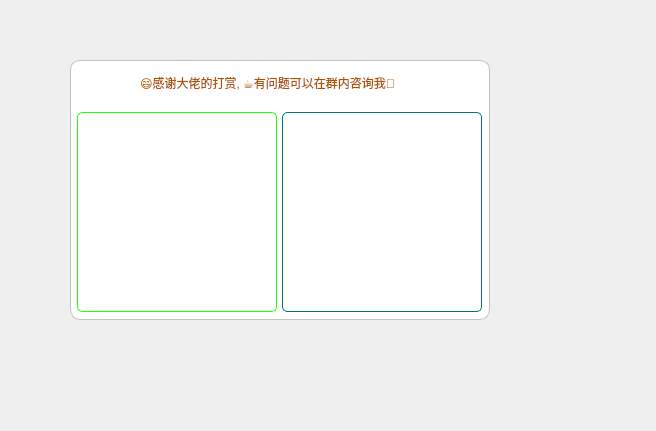
Pupper0601/CuteAide, file views/reward.ui: the form before one commit.
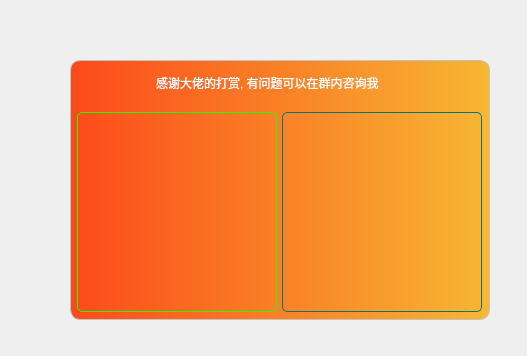
The form after the commit. Icons and pictures are not drawn.

```diff
--- a/views/reward.ui
+++ b/views/reward.ui
@@ -6,8 +6,8 @@
    <rect>
     <x>0</x>
     <y>0</y>
-    <width>656</width>
-    <height>431</height>
+    <width>527</width>
+    <height>356</height>
    </rect>
   </property>
   <property name="windowTitle">
@@ -37,9 +37,10 @@
     </property>
     <property name="styleSheet">
      <string notr="true">#widget{
-	background-color: rgb(255, 255, 255);
 	border: 1px solid rgb(194, 194, 194);
 	border-radius: 10px;
+	
+	background-color: qlineargradient(spread:pad, x1:0, y1:0, x2:1, y2:0, stop:0 rgba(252,74,26, 255), stop:1 rgba(247,183,51, 255));
 }</string>
     </property>
     <layout class="QVBoxLayout" name="verticalLayout">
@@ -152,12 +153,12 @@
             <widget class="QLabel" name="label">
              <property name="styleSheet">
               <string notr="true">#label{
-	color: rgb(170, 85, 0);
-	font: 700 10pt;
+	color: rgb(255, 255, 255);
+	font: 700 11pt;
 }</string>
              </property>
              <property name="text">
-              <string>😄感谢大佬的打赏, ☕️有问题可以在群内咨询我🎉</string>
+              <string>感谢大佬的打赏, 有问题可以在群内咨询我</string>
              </property>
             </widget>
            </item>
@@ -280,6 +281,21 @@
            <enum>QFrame::Shadow::Raised</enum>
           </property>
           <layout class="QHBoxLayout" name="horizontalLayout_3">
+           <property name="spacing">
+            <number>3</number>
+           </property>
+           <property name="leftMargin">
+            <number>3</number>
+           </property>
+           <property name="topMargin">
+            <number>3</number>
+           </property>
+           <property name="rightMargin">
+            <number>3</number>
+           </property>
+           <property name="bottomMargin">
+            <number>3</number>
+           </property>
            <item>
             <widget class="QLabel" name="label_2">
              <property name="text">
@@ -317,6 +333,21 @@
            <enum>QFrame::Shadow::Raised</enum>
           </property>
           <layout class="QHBoxLayout" name="horizontalLayout_4">
+           <property name="spacing">
+            <number>0</number>
+           </property>
+           <property name="leftMargin">
+            <number>3</number>
+           </property>
+           <property name="topMargin">
+            <number>3</number>
+           </property>
+           <property name="rightMargin">
+            <number>3</number>
+           </property>
+           <property name="bottomMargin">
+            <number>3</number>
+           </property>
            <item>
             <widget class="QLabel" name="label_3">
              <property name="text">
```
